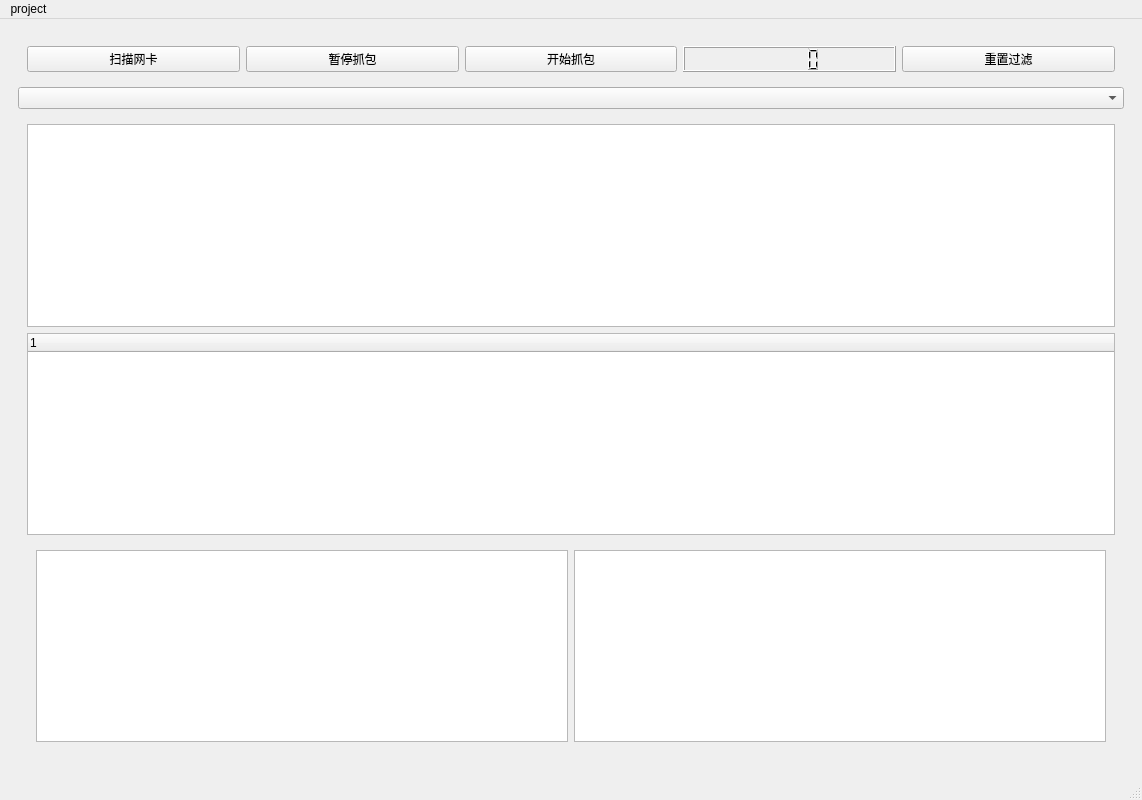
First picture: the form in mainwindow.ui, repository T-s-e/Sniffer, before the edit.
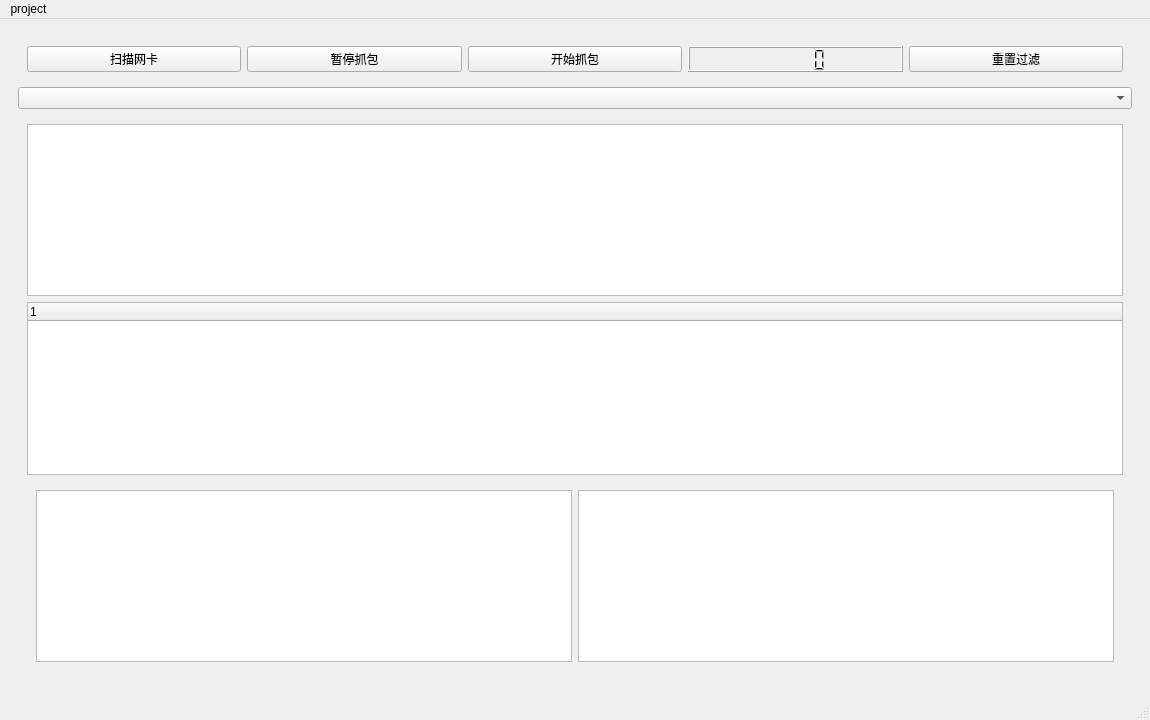
Second picture: the form after the edit. Icons and pictures are not drawn.

```diff
--- a/mainwindow.ui
+++ b/mainwindow.ui
@@ -6,8 +6,8 @@
    <rect>
     <x>0</x>
     <y>0</y>
-    <width>1142</width>
-    <height>800</height>
+    <width>1150</width>
+    <height>720</height>
    </rect>
   </property>
   <property name="windowTitle">
@@ -165,7 +165,7 @@
     <rect>
      <x>0</x>
      <y>0</y>
-     <width>1142</width>
+     <width>1150</width>
      <height>26</height>
     </rect>
    </property>
```
